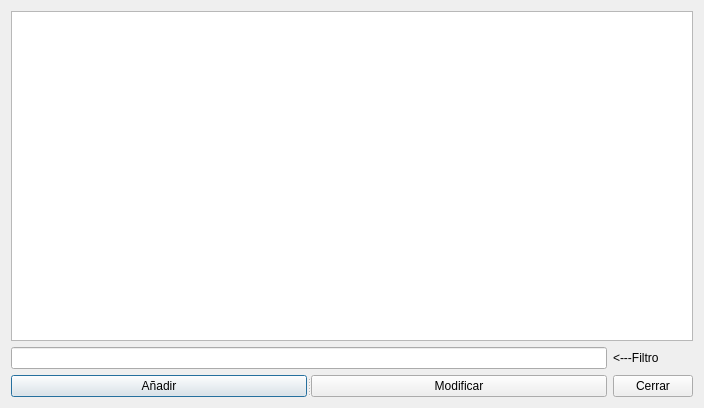
Ladis72/tienda, file tiposentradassalidas.ui: the form before one commit.
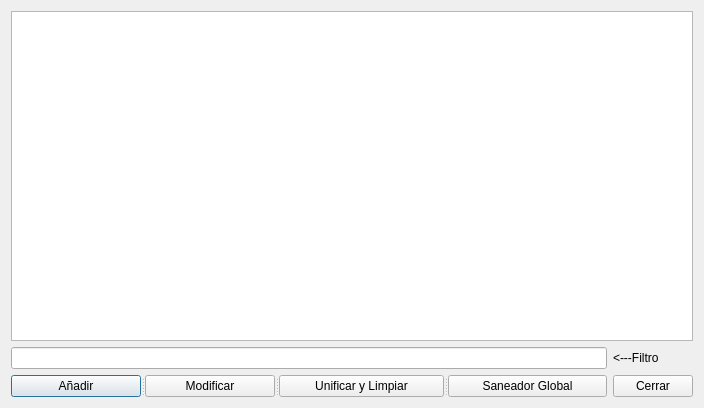
The form after the commit.

Commit message: feat: implement master data unification and global sanitization tools across multiple modules

The edit to the form file:
```diff
--- a/tiposentradassalidas.ui
+++ b/tiposentradassalidas.ui
@@ -29,6 +29,16 @@
        <string>Modificar</string>
       </property>
      </widget>
+     <widget class="QPushButton" name="pushButtonUnificar">
+      <property name="text">
+       <string>Unificar y Limpiar</string>
+      </property>
+     </widget>
+     <widget class="QPushButton" name="pushButtonSaneador">
+      <property name="text">
+       <string>Saneador Global</string>
+      </property>
+     </widget>
     </widget>
    </item>
    <item row="1" column="0">
```
Left out of the diff: 3 changed lines with no effect on the pictures. The commit also changes 33 other files.
